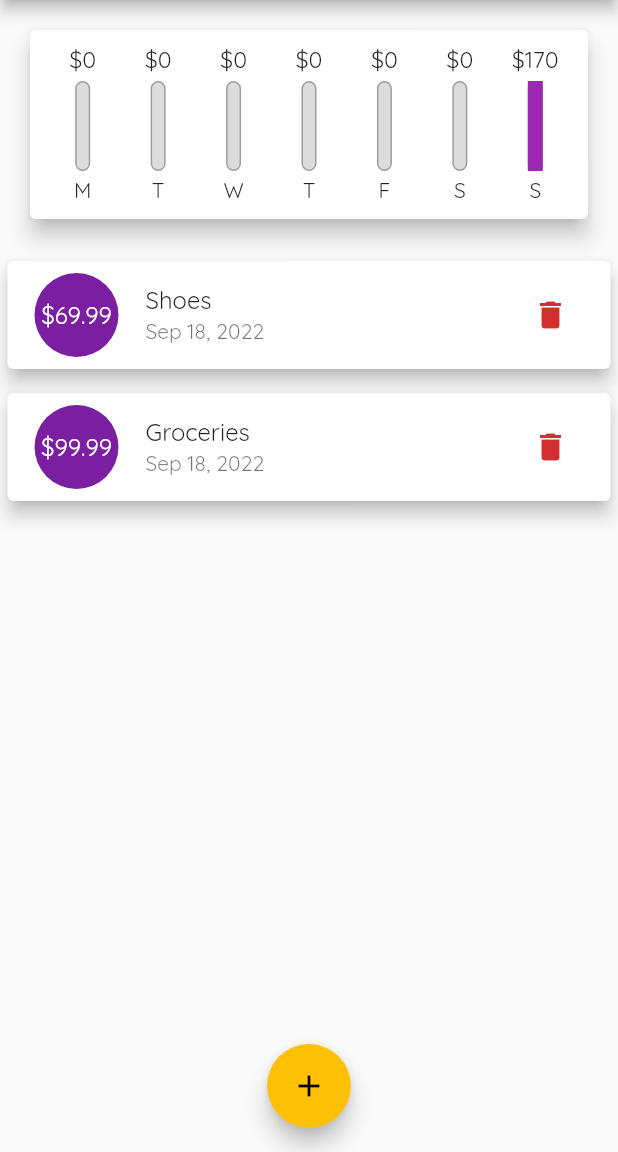
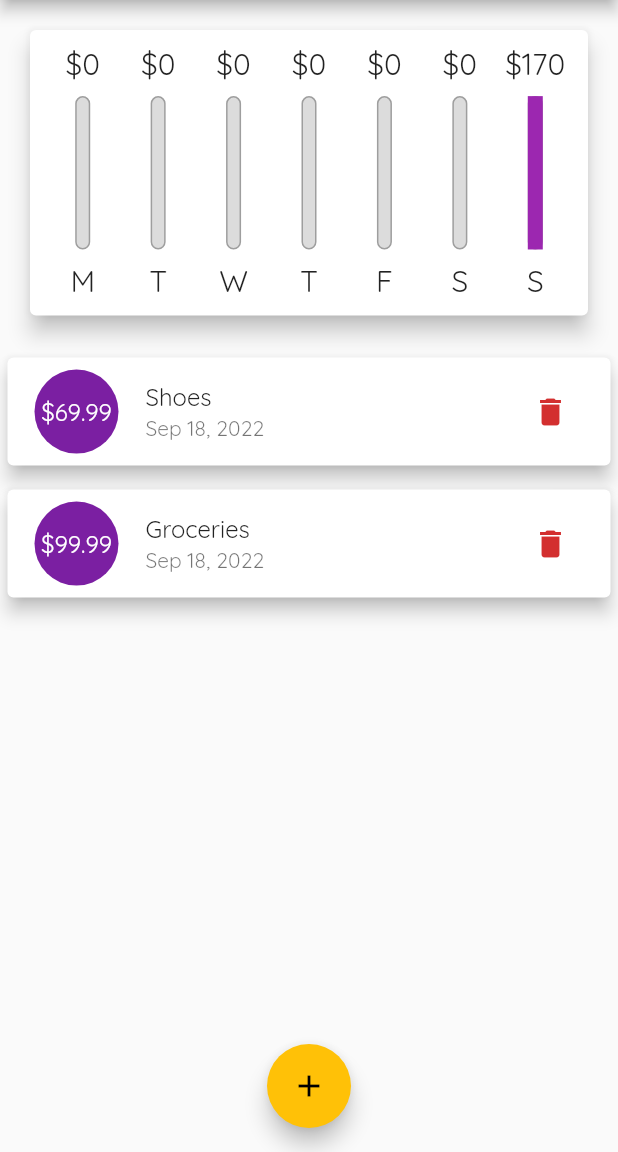
Before and after one commit to dckakon/flutter-projects, a Flutter app: the screen it shows after launch, on a phone screen of 412 x 824 dp, the part 84-1236 px from its top. Run offline on Flutter 3.47's test engine with Material 2 defaults, Android fonts, the phone set to English and light mode, and no system bars; our stand-ins replace flutter_svg, google_fonts, math_expressions.

Commit message:
update personal expense

```diff
--- a/personal_expense/lib/main.dart
+++ b/personal_expense/lib/main.dart
@@ -1,13 +1,20 @@
-import 'dart:ffi';
+
 
 import 'package:flutter/material.dart';
+import 'package:flutter/services.dart';
 import './widgets/new_transaction.dart';
 import './models/transaction.dart';
 import 'widgets/transaction_list.dart';
 import './widgets/chart.dart';
+import 'package:flutter/services.dart';
 
 void main() {
-  runApp(const MyApp());
+  // WidgetsFlutterBinding.ensureInitialized();
+  // SystemChrome.setPreferredOrientations([
+  //   DeviceOrientation.portraitUp,
+  //   DeviceOrientation.portraitDown,
+  // ]);
+  runApp(MyApp());
 }
 
 class MyApp extends StatelessWidget {
@@ -65,6 +72,7 @@ class _MyHomePageState extends State<MyHomePage> {
       date: DateTime.now(),
     ),
   ];
+  bool _showChart = false;
 
   List<Transaction> get _recentTransactions {
     return _userTransactions.where((tx) {
@@ -109,8 +117,9 @@ class _MyHomePageState extends State<MyHomePage> {
 
   @override
   Widget build(BuildContext context) {
-    return Scaffold(
-      appBar: AppBar(
+    final isLandscape =
+        MediaQuery.of(context).orientation == Orientation.landscape;
+    final appBar = AppBar(
       title: Text(
         'Personal Expense',
       ),
@@ -120,16 +129,53 @@ class _MyHomePageState extends State<MyHomePage> {
           icon: Icon(Icons.add),
         )
       ],
-      ),
+    );
+
+    final txListWidget = Container(
+      height: (MediaQuery.of(context).size.height -
+              appBar.preferredSize.height -
+              MediaQuery.of(context).padding.top) *
+          0.7,
+      child: TransactionList(
+          transactions: _userTransactions, deleteTx: _deleteTransaction),
+    );
+
+    return Scaffold(
+      appBar: appBar,
       body: SingleChildScrollView(
         child: Column(
           //mainAxisAlignment: MainAxisAlignment.start,
           crossAxisAlignment: CrossAxisAlignment.stretch,
+
           children: [
-            Chart(recentTransactions: _recentTransactions),
-            TransactionList(
-                transactions: _userTransactions,
-                deleteTx: _deleteTransaction),
+            if (isLandscape)
+              Row(mainAxisAlignment: MainAxisAlignment.center, children: [
+                Text('Show Chart'),
+                Switch(
+                  value: _showChart,
+                  onChanged: (value) {
+                    setState(() {
+                      _showChart = value;
+                    });
+                  },
+                )
+              ]),
+            if(!isLandscape)
+            Container(
+                    height: (MediaQuery.of(context).size.height -
+                            appBar.preferredSize.height -
+                            MediaQuery.of(context).padding.top) *
+                        0.3,
+                    child: Chart(recentTransactions: _recentTransactions)),
+            if(!isLandscape) txListWidget,
+            if(isLandscape) _showChart
+                ? Container(
+                    height: (MediaQuery.of(context).size.height -
+                            appBar.preferredSize.height -
+                            MediaQuery.of(context).padding.top) *
+                        0.6,
+                    child: Chart(recentTransactions: _recentTransactions))
+                : txListWidget
           ],
         ),
       ),
--- a/personal_expense/lib/widgets/chart.dart
+++ b/personal_expense/lib/widgets/chart.dart
@@ -55,7 +55,8 @@ class Chart extends StatelessWidget {
               child: ChartBar(
                 label: data['day'],
                 spendingAmount: data['amount'],
-                spendingPctofTotal: (data['amount'] as double) / totalSpending,
+                spendingPctofTotal:
+                    (data['amount'] as double) / totalSpending,
               ),
             );
           }).toList(),
--- a/personal_expense/lib/widgets/chart_bar.dart
+++ b/personal_expense/lib/widgets/chart_bar.dart
@@ -13,17 +13,19 @@ class ChartBar extends StatelessWidget {
 
   @override
   Widget build(BuildContext context) {
+    return LayoutBuilder(
+      builder: ((context, constraints) {
         return Column(
           children: [
             Container(
-            height: 20,
+                height: constraints.maxHeight * 0.15,
                 child: FittedBox(
                     child: Text('\$${spendingAmount.toStringAsFixed(0)}'))),
             SizedBox(
-          height: 4,
+              height: constraints.maxHeight * 0.05,
             ),
             Container(
-          height: 60,
+              height: constraints.maxHeight * 0.6,
               width: 10,
               child: Stack(
                 children: [
@@ -45,11 +47,18 @@ class ChartBar extends StatelessWidget {
                 ],
               ),
             ),
-        const SizedBox(
-          height: 4,
+            SizedBox(
+              height: constraints.maxHeight * 0.05,
             ),
-        Text(label),
+            Container(
+              height: constraints.maxHeight * 0.15,
+              child: FittedBox(
+                child: Text(label),
+              ),
+            ),
           ],
+        );
+      }),
     );
   }
 }
--- a/personal_expense/lib/widgets/new_transaction.dart
+++ b/personal_expense/lib/widgets/new_transaction.dart
@@ -53,10 +53,15 @@ class _NewTransactionState extends State<NewTransaction> {
 
   @override
   Widget build(BuildContext context) {
-    return Card(
+    return SingleChildScrollView(
+      child: Card(
         elevation: 5,
         child: Container(
-        padding: const EdgeInsets.all(10),
+          padding: EdgeInsets.only(
+              top: 10,
+              left: 10,
+              right: 10,
+              bottom: MediaQuery.of(context).viewInsets.bottom + 10),
           child: Column(
             crossAxisAlignment: CrossAxisAlignment.end,
             children: [
@@ -108,6 +113,7 @@ class _NewTransactionState extends State<NewTransaction> {
             ],
           ),
         ),
+      ),
     );
   }
 }
--- a/personal_expense/lib/widgets/transaction_list.dart
+++ b/personal_expense/lib/widgets/transaction_list.dart
@@ -12,26 +12,27 @@ class TransactionList extends StatelessWidget {
 
   @override
   Widget build(BuildContext context) {
-    return Container(
-      height: 450,
-      child: transactions.isEmpty
-          ? Column(
+    return transactions.isEmpty
+        ? LayoutBuilder(builder: (context, constraints) {
+            return Column(
               children: [
                 Text(
                   'No Transaction added yet!',
                   style: Theme.of(context).textTheme.headline6,
                 ),
                 SizedBox(
-                  height: 20,
+                  height: constraints.maxHeight * 0.05,
                 ),
                 Container(
-                    height: 200,
+                  height: constraints.maxHeight * 0.6,
                   child: Image.asset(
                     'assets/images/waiting.png',
                     fit: BoxFit.cover,
-                    )),
+                  ),
+                ),
               ],
-            )
+            );
+          })
         : ListView.builder(
             itemBuilder: (context, index) {
               return Card(
@@ -66,7 +67,6 @@ class TransactionList extends StatelessWidget {
               );
             },
             itemCount: transactions.length,
-            ),
           );
   }
 }
```
Lines whose indentation alone changed are shown as unchanged.
